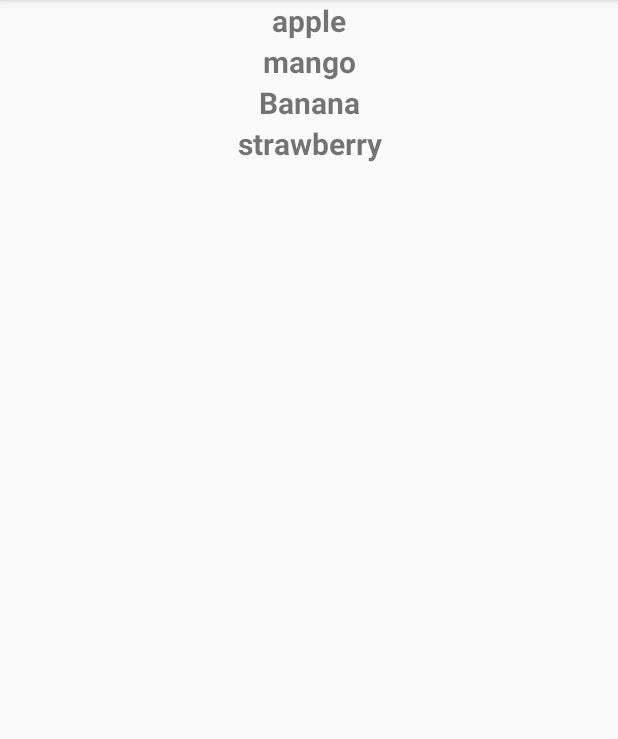
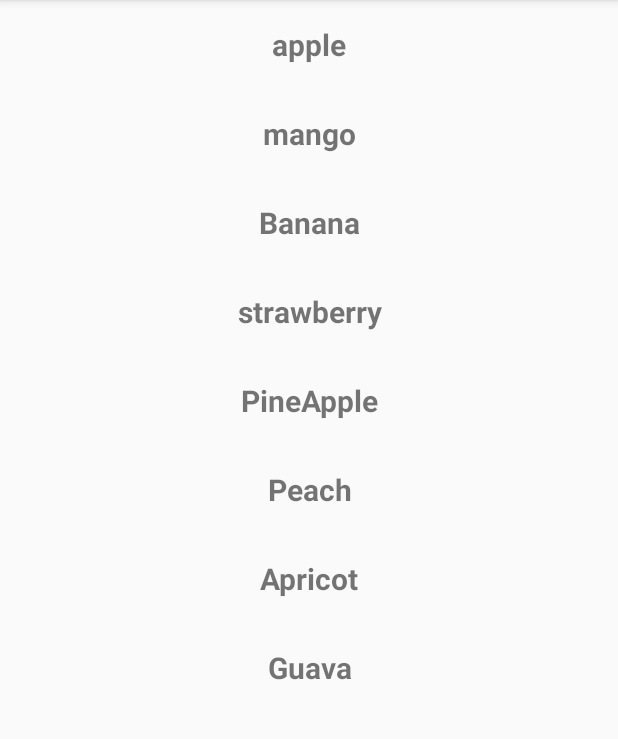
Before and after one commit to IMDroidude/CleanArchitecture-MVVM-Kotlin, an Android app: the MainActivity screen opened directly, with no data from a screen before it, after a tap on "apple", on a phone screen of 412 x 824 dp, the part 84-823 px from its top. Run offline under Robolectric (Android 15) with nearby library versions, the phone set to English and light mode, and no system bars; our stand-ins replace AdMob, data binding; pictures from the network do not load.

```diff
--- a/app/src/main/java/xar/clean/architecture/cleanarchitecture_mvvm_kotlin/ui/main/MainActivity.kt
+++ b/app/src/main/java/xar/clean/architecture/cleanarchitecture_mvvm_kotlin/ui/main/MainActivity.kt
@@ -22,37 +22,21 @@ class MainActivity : AppCompatActivity() {
         recyclerView = findViewById(R.id.recycler_view);
         recyclerView.layoutManager = LinearLayoutManager(this)
         recyclerView.setHasFixedSize(true)
-        val fruitList = listOf<FruitBO>(FruitBO("apple"),FruitBO("mango"),
-            FruitBO("Banana"), FruitBO("strawberry")
+        val fruitList = mutableListOf<FruitBO>(FruitBO("apple"),FruitBO("mango"),
+            FruitBO("Banana"), FruitBO("strawberry"),
+            FruitBO("PineApple"), FruitBO("Peach"),
+            FruitBO("Apricot"), FruitBO("Guava")
         )
-        /*val fruitAdapter = FruitAdapter(R.layout.item_fruit,fruitList){ pos, aView ->
-
-        }*/
-
-        // FIXME: 28/04/2021 instead of passing layout set binding in a callback which is an attribute of GeneralItemViewHolder
-        // FIXME: 28/04/2021 or pass binding in constructor and return same binding in onBindData. you are good to go
-        ///val generalFruitAdapter = GeneralItemAdapter(R.layout.item_fruit,fruitList,object : GeneralItemBinder<FruitBO> {
-        ///val itemFruitBinding = DataBindingUtil.inflate<ItemFruitBinding>(layoutInflater,R.layout.item_fruit,null,false)
-        val genericFruitAdapter = GeneralItemAdapter<FruitBO,ItemFruitBinding>(R.layout.item_fruit,fruitList,
-        object : GeneralItemBinder<FruitBO,ItemFruitBinding>{
+        val genericFruitAdapter = GeneralItemAdapter<FruitBO, ItemFruitBinding>(R.layout.item_fruit,
+            fruitList, object : GeneralItemBinder<FruitBO,ItemFruitBinding>{
             override fun onBindData(binding: ItemFruitBinding, itemView: View, position: Int, data: FruitBO) {
                 binding.fruitNameTv.text = data.name
             }
-
-            override fun onItemClicked(position: Int, mView: View) {
-                toast("Clicked at $position")
+            override fun onItemClicked(position: Int, item:FruitBO,mView: View) {
+                toast("Clicked at $position ->   ${item.name}")
             }
         })
         recyclerView.adapter = genericFruitAdapter
-
-
-        /*val generalFruitAdapter = GeneralItemAdapter(itemFruitBinding,fruitList,object : GeneralItemBinder<FruitBO> {
-
-            override fun onBindData(binding: ViewDataBinding,itemView: View?, position: Int, data: FruitBO) {
-            }
-            override fun onItemClicked(position: Int, mView: View?) {
-            }
-        })*/
     }
 
     // FIXME: 28/04/2021 create binding instead of passing layoutID
--- a/app/src/main/res/layout/item_fruit.xml
+++ b/app/src/main/res/layout/item_fruit.xml
@@ -1,9 +1,15 @@
 <?xml version="1.0" encoding="utf-8"?>
 <layout>
 
+    <data>
+        <variable
+            name="modelItem"
+            type="xar.clean.architecture.cleanarchitecture_mvvm_kotlin.ui.main.MainActivity.FruitBO" />
+    </data>
     <LinearLayout xmlns:android="http://schemas.android.com/apk/res/android"
         android:layout_width="match_parent"
-        android:layout_height="wrap_content">
+        android:layout_height="wrap_content"
+        android:padding="16dp">
 
         <TextView
             android:id="@+id/fruit_name_tv"
--- a/codetemplates/build.gradle
+++ b/codetemplates/build.gradle
@@ -1,6 +1,6 @@
 apply plugin: 'com.android.library'
 apply plugin: 'kotlin-android'
-apply plugin: 'kotlin-android-extensions'
+///apply plugin: 'kotlin-android-extensions'
 
 android {
     compileSdkVersion 30
--- a/xarlib/src/main/java/xar/mvvm/xarlib/adapter/GeneralItemAdapter.kt
+++ b/xarlib/src/main/java/xar/mvvm/xarlib/adapter/GeneralItemAdapter.kt
@@ -7,8 +7,8 @@ import androidx.databinding.ViewDataBinding
 import androidx.recyclerview.widget.RecyclerView
 
 class GeneralItemAdapter<T,DB:ViewDataBinding>(val resLayoutID:Int,
-                            protected val items: List<T>,
-                            val generlItemBinder: GeneralItemBinder<T,DB>) :
+                            protected val items: MutableList<T>,
+                            val itemBinder: GeneralItemBinder<T,DB>) :
     RecyclerView.Adapter<GeneralItemViewHolder>() {
 
     lateinit var mBinding:DB
@@ -17,13 +17,46 @@ class GeneralItemAdapter<T,DB:ViewDataBinding>(val resLayoutID:Int,
         val layoutInflater = LayoutInflater.from(parent.context)
         mBinding = DataBindingUtil.inflate(layoutInflater,resLayoutID,parent,false)
         return GeneralItemViewHolder(mBinding){ pos, view ->
-            generlItemBinder.onItemClicked(pos,view)
+            itemBinder.onItemClicked(pos,items.get(pos),view)
         }
     }
 
     override fun onBindViewHolder(holder: GeneralItemViewHolder, position: Int) {
-        generlItemBinder.onBindData(mBinding,holder.itemView,position,items[position])
+        itemBinder.onBindData(mBinding,holder.itemView,position,items[position])
+    }
+
+    override fun getItemViewType(position: Int): Int {
+        return super.getItemViewType(position)
     }
 
     override fun getItemCount(): Int = items.size
+
+
+    fun setList(listItems: List<T>) {
+        if (listItems.isNotEmpty()) {
+            this.items.addAll(listItems)
+            notifyDataSetChanged()
+        }
+    }
+
+    fun replaceList(listItems: List<T>) {
+        this.items.clear()
+        this.items.addAll(listItems)
+        notifyDataSetChanged()
+    }
+
+    fun clearList() {
+        this.items.clear()
+        notifyDataSetChanged()
+
+    }
+
+
+    fun T.removeItem() {
+        if (items.isNotEmpty()) {
+            this@GeneralItemAdapter.items.remove(this)
+            notifyDataSetChanged()
+        }
+    }
+
 }
--- a/xarlib/src/main/java/xar/mvvm/xarlib/adapter/GeneralItemBinder.kt
+++ b/xarlib/src/main/java/xar/mvvm/xarlib/adapter/GeneralItemBinder.kt
@@ -5,6 +5,6 @@ import androidx.databinding.ViewDataBinding
 
 interface GeneralItemBinder<T,DB:ViewDataBinding> {
     fun onBindData(binding: DB,itemView: View, position: Int, data: T)
-    fun onItemClicked(position: Int, mView: View)
+    fun onItemClicked(position: Int, item: T,mView: View)
 
 }
```
Also changed, not shown: xarlib/src/main/java/xar/mvvm/xarlib/adapter/AdvanceSingleItemAdapter.kt (added, +31 -0 lines), xarlib/src/main/java/xar/mvvm/xarlib/adapter/AdvanceSingleItemBinder.kt (added, +8 -0 lines), xarlib/src/main/res/layout/test_binding.xml (added, +16 -0 lines).
